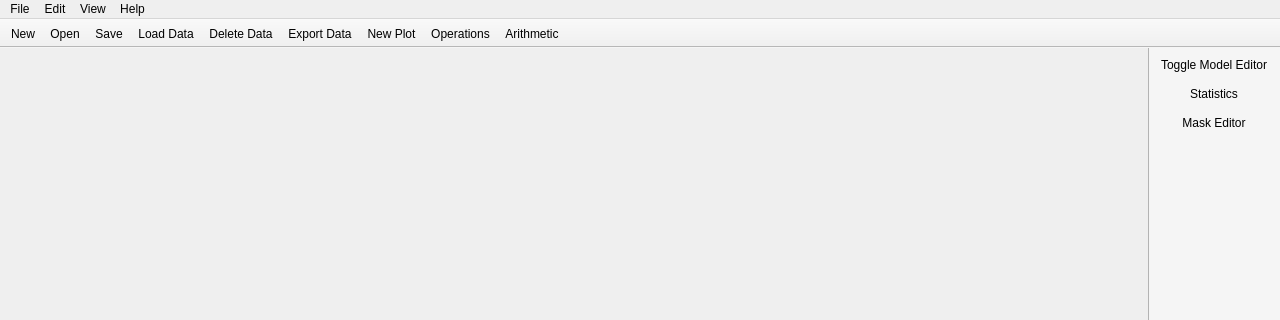
First picture: the form in specviz/data/ui/main_window.ui, repository spacetelescope/specviz, before the edit; both pictures show x 0 to 1280 and y 0 to 320 of the 1280 by 720 pixel window.
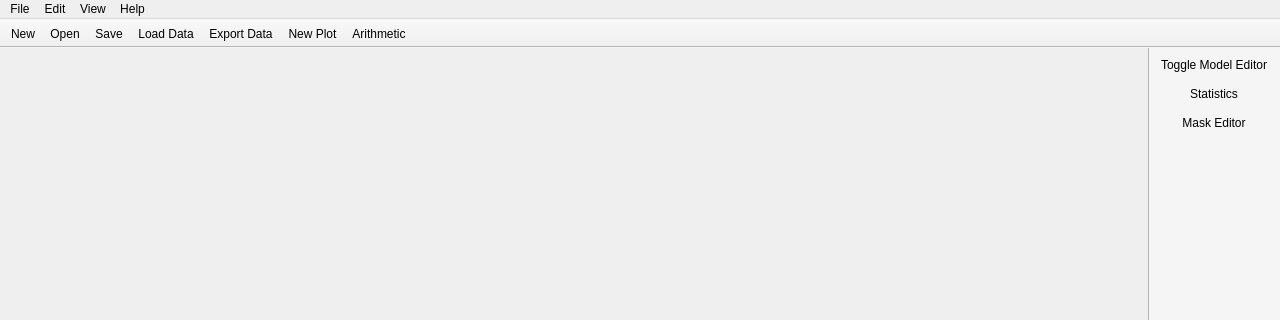
Second picture: the form after the edit. Icons and pictures are not drawn.

```diff
--- a/specviz/data/ui/main_window.ui
+++ b/specviz/data/ui/main_window.ui
@@ -110,10 +110,8 @@
    <addaction name="open_workspace_action"/>
    <addaction name="save_workspace_action"/>
    <addaction name="load_data_action"/>
-   <addaction name="delete_data_action"/>
    <addaction name="export_data_action"/>
    <addaction name="new_plot_action"/>
-   <addaction name="operations_action"/>
    <addaction name="arithmetic_action"/>
   </widget>
   <widget class="QToolBar" name="plugin_tool_bar">
@@ -265,18 +263,6 @@
     <string>Create a new plot in the workspace</string>
    </property>
   </action>
-  <action name="operations_action">
-   <property name="icon">
-    <iconset resource="../resources.qrc">
-     <normaloff>:/icons/005-stats.svg</normaloff>:/icons/005-stats.svg</iconset>
-   </property>
-   <property name="text">
-    <string>Operations</string>
-   </property>
-   <property name="toolTip">
-    <string>Operations to be applied to data</string>
-   </property>
-  </action>
   <action name="arithmetic_action">
    <property name="icon">
     <iconset resource="../resources.qrc">
```
Left out of the diff: 11 changed lines with no effect on the pictures.
